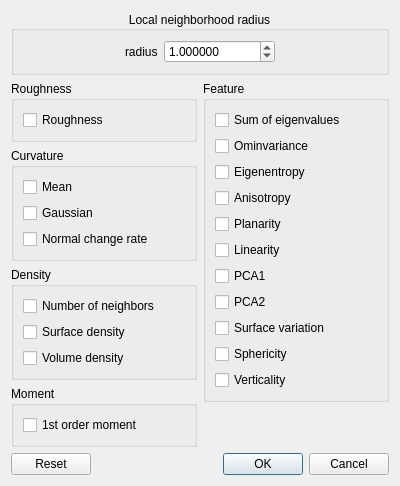
First picture: the form in qCC/ui_templates/geomFeaturesDlg.ui, repository CloudCompare/CloudCompare, before the edit.
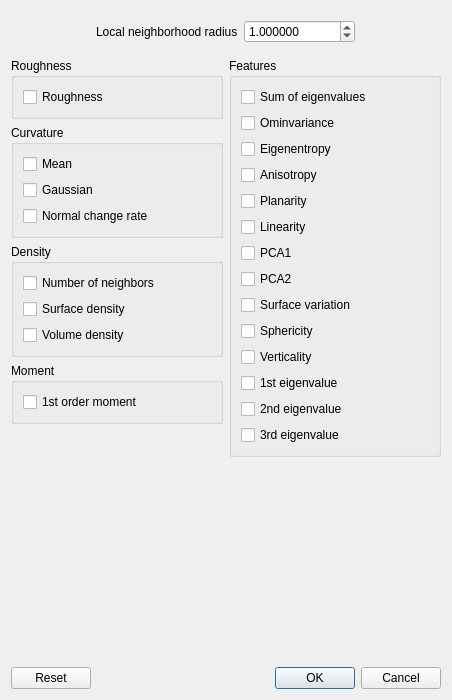
Second picture: the form after the edit.

Commit message: Features computation: simple eigenvalues (1st, 2nd and 3rd) added

The edit to the form file:
```diff
--- a/qCC/ui_templates/geomFeaturesDlg.ui
+++ b/qCC/ui_templates/geomFeaturesDlg.ui
@@ -6,8 +6,8 @@
    <rect>
     <x>0</x>
     <y>0</y>
-    <width>400</width>
-    <height>420</height>
+    <width>452</width>
+    <height>700</height>
    </rect>
   </property>
   <property name="windowTitle">
@@ -15,13 +15,7 @@
   </property>
   <layout class="QVBoxLayout" name="verticalLayout_7">
    <item>
-    <widget class="QGroupBox" name="groupBox">
-     <property name="title">
-      <string>Local neighborhood radius</string>
-     </property>
-     <property name="alignment">
-      <set>Qt::AlignCenter</set>
-     </property>
+    <widget class="QFrame" name="frame">
      <layout class="QHBoxLayout" name="horizontalLayout_2">
       <item>
        <spacer name="horizontalSpacer">
@@ -39,7 +33,7 @@
       <item>
        <widget class="QLabel" name="label">
         <property name="text">
-         <string>radius</string>
+         <string>Local neighborhood radius</string>
         </property>
        </widget>
       </item>
@@ -212,7 +206,7 @@
           <string>Geometric features (based on local eigenvalues: (L1, L2, L3))</string>
          </property>
          <property name="title">
-          <string>Feature</string>
+          <string>Features</string>
          </property>
          <layout class="QVBoxLayout" name="verticalLayout_2">
           <item>
@@ -325,6 +319,27 @@
             </property>
            </widget>
           </item>
+          <item>
+           <widget class="QCheckBox" name="eigenvalue1CheckBox">
+            <property name="text">
+             <string>1st eigenvalue</string>
+            </property>
+           </widget>
+          </item>
+          <item>
+           <widget class="QCheckBox" name="eigenvalue2CheckBox">
+            <property name="text">
+             <string>2nd eigenvalue</string>
+            </property>
+           </widget>
+          </item>
+          <item>
+           <widget class="QCheckBox" name="eigenvalue3CheckBox">
+            <property name="text">
+             <string>3rd eigenvalue</string>
+            </property>
+           </widget>
+          </item>
          </layout>
         </widget>
        </item>
```
The commit also changes 6 other files.
